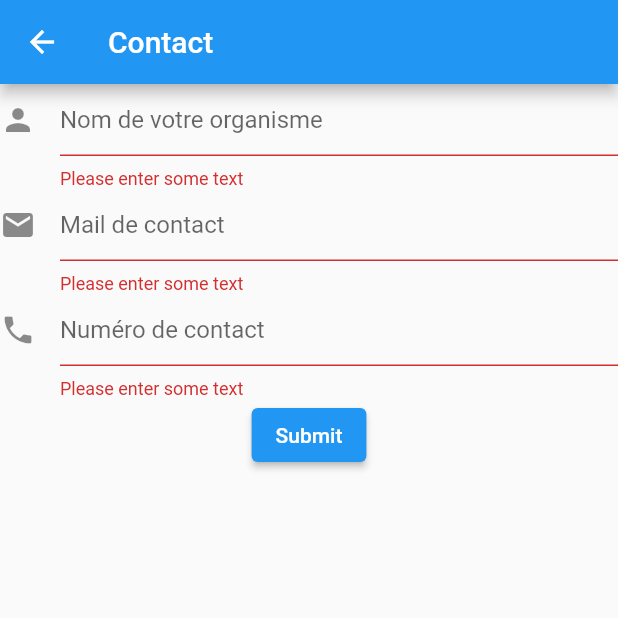
After one commit to Esperlluette/nordlund_app, a Flutter app: the Contact screen opened directly, after a tap on "Submit", on a phone screen of 412 x 824 dp, the top half of it. The commit adds this screen. Run offline on Flutter 3.47's test engine with Material 2 defaults, Android fonts, the phone set to English and light mode, and no system bars; our stand-ins replace shared_preferences; missing offline and left inert: dart:ffi; accounts and stored records are empty.

Commit message:
API CLASS ok; AUTH OK; Contact OnGoing;

```diff
--- /dev/null
+++ b/lib/pages/component/contactForm.dart
@@ -0,0 +1,93 @@
+import 'package:flutter/material.dart';
+import 'package:flutter/src/widgets/framework.dart';
+import 'package:flutter/src/widgets/placeholder.dart';
+
+class ContactForm extends StatefulWidget {
+  const ContactForm({super.key});
+
+  @override
+  State<ContactForm> createState() => _ContactFormState();
+}
+
+class _ContactFormState extends State<ContactForm> {
+  final _formKey = GlobalKey<FormState>();
+  String? name;
+
+  @override
+  Widget build(BuildContext context) {
+    return Form(
+      key: _formKey,
+      child: Column(children: [
+        TextFormField(
+          onFieldSubmitted: (value) {
+            name = value;
+          },
+          decoration: const InputDecoration(
+            icon: Icon(Icons.person),
+            hintText: 'Nom de votre organisme',
+          ),
+          // The validator receives the text that the user has entered.
+          validator: (value) {
+            if (value == null || value.isEmpty) {
+              return 'Please enter some text';
+            }
+            return null;
+          },
+        ),
+        TextFormField(
+          onFieldSubmitted: (value) {
+            name = value;
+          },
+          decoration: const InputDecoration(
+            icon: Icon(Icons.email),
+            hintText: 'Mail de contact',
+          ),
+          // The validator receives the text that the user has entered.
+          validator: (value) {
+            if (value == null || value.isEmpty) {
+              return 'Please enter some text';
+            }
+            if (!value.contains('@')) {
+              return 'Veuillez entrer un Email valide.';
+            }
+            return null;
+          },
+        ),
+        TextFormField(
+          onFieldSubmitted: (value) {
+            name = value;
+          },
+          decoration: const InputDecoration(
+            icon: Icon(Icons.phone),
+            hintText: 'Numéro de contact',
+          ),
+          // The validator receives the text that the user has entered.
+          validator: (value) {
+            if (value == null || value.isEmpty) {
+              return 'Please enter some text';
+            }
+            try {
+              int.parse(value);
+            } catch (e) {
+              return 'Veuillez entrer un numéro de telephone valide.';
+            }
+            return null;
+          },
+        ),
+        ElevatedButton(
+          onPressed: () {
+            // Validate returns true if the form is valid, or false otherwise.
+            if (_formKey.currentState!.validate()) {
+              // If the form is valid, display a snackbar. In the real world,
+              // you'd often call a server or save the information in a database.
+              ScaffoldMessenger.of(context).showSnackBar(
+                const SnackBar(content: Text('')),
+              );
+            }
+          },
+          child: const Text('Submit'),
+        ),
+      ]),
+    );
+  }
+}
--- /dev/null
+++ b/lib/pages/contact.dart
@@ -0,0 +1,32 @@
+import 'package:flutter/material.dart';
+
+import 'component/contactForm.dart';
+
+class Contact extends StatefulWidget {
+  const Contact({super.key});
+
+  @override
+  State<Contact> createState() => _ContactState();
+}
+
+class _ContactState extends State<Contact> {
+  var types = [
+    'Création de site web',
+    'Modification de site web préexistant',
+    'Modification de site web préexistant',
+    "Création d'application mobile",
+    "Création d'application bureau"
+  ];
+
+  @override
+  Widget build(BuildContext context) {
+    return Scaffold(
+      appBar: AppBar(
+        title: const Text('Contact'),
+      ),
+      body: Center(
+        child: ContactForm(),
+      ),
+    );
+  }
+}
```
Also changed, not shown: lib/main.dart (+12 -7 lines), lib/pages/admin.dart (+10 -1 lines), lib/pages/login.dart (+40 -11 lines), lib/utils/api/Api.dart (+12 -9 lines).
